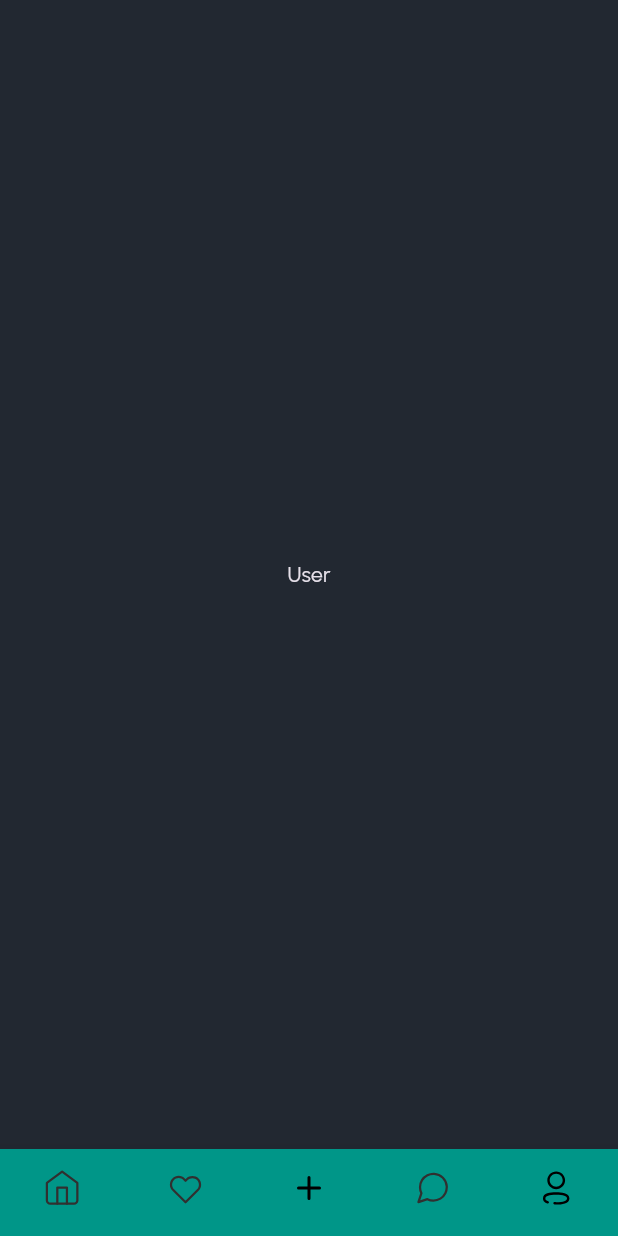
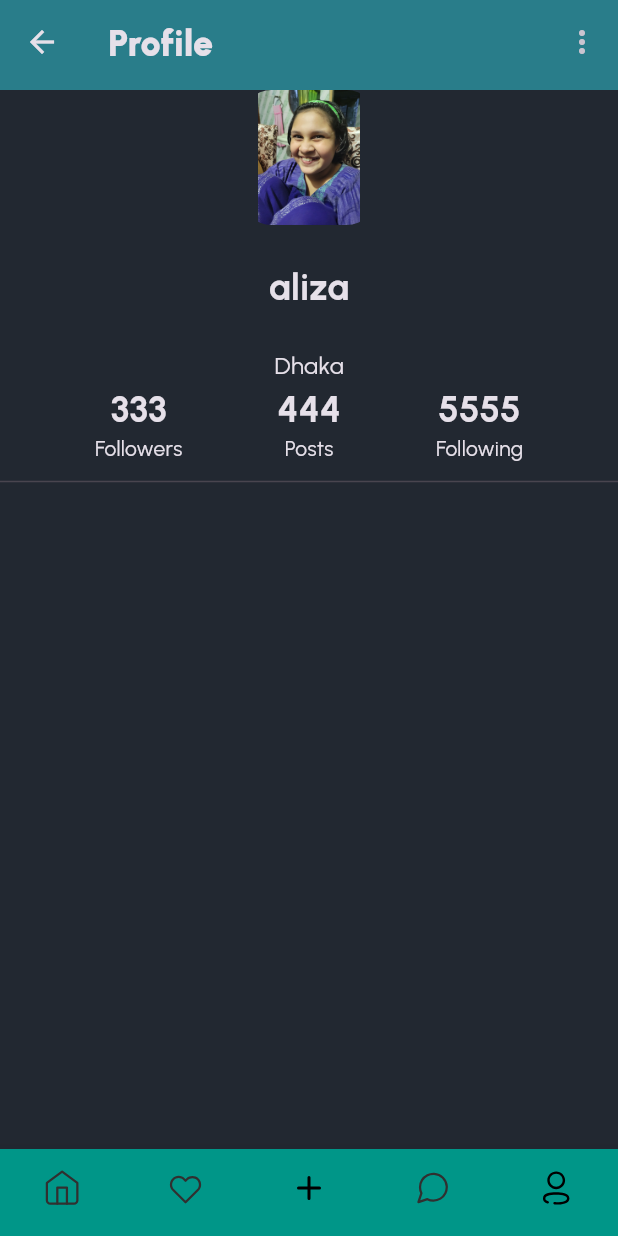
Before and after one commit to aluffyy/Hashi, a Flutter app: the MainPage screen opened by its route, item 5 of the bottom bar chosen, on a phone screen of 412 x 824 dp. Run offline on Flutter 3.47's test engine with Material 3 defaults, Android fonts, the phone set to English and light mode, and no system bars; our stand-ins replace flutter_svg; project files that could hold a hidden picture were left out.

Commit message:
Initial commit

```diff
--- /dev/null
+++ b/lib/components/toolbar.dart
@@ -0,0 +1,32 @@
+import 'package:flutter/material.dart';
+
+import '../styles/app_colors.dart';
+import '../styles/app_text.dart';
+
+class Toolbar extends StatelessWidget implements PreferredSizeWidget {
+  final String title;
+  final List<Widget>? actions;
+
+  const Toolbar({super.key, required this.title, this.actions});
+
+  @override
+  Widget build(BuildContext context) {
+    return AppBar(
+      backgroundColor: AppColors.disableButton,
+      elevation: 255,
+      title: Text(
+        title,
+        style: AppText.header1,
+        selectionColor: AppColors.disableFont,
+        // TextStyle(
+        //   color: AppColors.disableFont,
+        // ),
+      ),
+      centerTitle: false,
+      actions: actions,
+    );
+  }
+
+  @override
+  Size get preferredSize => const Size.fromHeight(60);
+}
--- a/lib/main.dart
+++ b/lib/main.dart
@@ -1,9 +1,5 @@
+import 'package:Hashi/pages/edit_profile_page.dart';
 import 'package:flutter/material.dart';
-
-// import 'package:loremipsum/pages/home_page.dart';
-// import 'package:loremipsum/pages/login_page.dart';
-// import 'package:loremipsum/pages/main_page.dart';
-// import 'package:loremipsum/styles/app_colors.dart';
 
 import 'pages/home_page.dart';
 import 'pages/login_page.dart';
@@ -30,6 +26,7 @@ class MyApp extends StatelessWidget {
         '/': (context) => LoginPage(),
         '/home': (context) => HomePage(),
         '/main': (context) => MainPage(),
+        '/edit_profile': (context) => EditProfilePage(),
       },
     );
   }
--- a/lib/pages/main_page.dart
+++ b/lib/pages/main_page.dart
@@ -1,4 +1,5 @@
 import 'package:Hashi/pages/home_page.dart';
+import 'package:Hashi/pages/profile_page.dart';
 import 'package:flutter/material.dart';
 import 'package:flutter_svg/flutter_svg.dart';
 
@@ -57,8 +58,6 @@ class _MainPageState extends State<MainPage> {
     Center(
       child: Text('Messages'),
     ),
-    Center(
-      child: Text('User'),
-    ),
+    ProfilePage(),
   ];
 }
--- /dev/null
+++ b/lib/pages/profile_page.dart
@@ -0,0 +1,109 @@
+import 'package:Hashi/components/toolbar.dart';
+import 'package:Hashi/styles/app_text.dart';
+import 'package:flutter/material.dart';
+
+enum ProfileMenu { edit, logout }
+
+class ProfilePage extends StatelessWidget {
+  const ProfilePage({super.key});
+
+  @override
+  Widget build(BuildContext context) {
+    return Scaffold(
+      appBar: Toolbar(
+        title: 'Profile',
+        actions: [
+          PopupMenuButton<ProfileMenu>(
+            onSelected: (value) {
+              switch (value) {
+                case ProfileMenu.edit:
+                  Navigator.of(context).pushNamed('/edit_profile');
+                  break;
+                case ProfileMenu.logout:
+                  break;
+                default:
+              }
+            },
+            icon: const Icon(Icons.more_vert_rounded),
+            itemBuilder: (context) {
+              return [
+                const PopupMenuItem(
+                  child: Text('Edit'),
+                  value: ProfileMenu.edit,
+                ),
+                const PopupMenuItem(
+                  child: Text('Log out'),
+                  value: ProfileMenu.logout,
+                ),
+              ];
+            },
+          ),
+        ],
+      ),
+      body: Column(
+        children: [
+          ClipRRect(
+            borderRadius: BorderRadius.all(
+              Radius.circular(20),
+            ),
+            child: Image.asset(
+              'assets/temp/user1.jpg',
+              width: 90,
+              height: 90,
+            ),
+          ),
+          const SizedBox(
+            height: 24,
+          ),
+          const Text(
+            'aliza',
+            style: AppText.header2,
+          ),
+          const SizedBox(
+            height: 24,
+          ),
+          const Text(
+            'Dhaka',
+            style: AppText.subtitle3,
+          ),
+          const Row(
+            mainAxisAlignment: MainAxisAlignment.spaceEvenly,
+            children: [
+              Column(
+                children: [
+                  Text(
+                    '333',
+                    style: AppText.header2,
+                  ),
+                  Text('Followers')
+                ],
+              ),
+              Column(
+                children: [
+                  Text(
+                    '444',
+                    style: AppText.header2,
+                  ),
+                  Text('Posts')
+                ],
+              ),
+              Column(
+                children: [
+                  Text(
+                    '5555',
+                    style: AppText.header2,
+                  ),
+                  Text('Following')
+                ],
+              ),
+            ],
+          ),
+          const Divider(
+            thickness: 1,
+            height: 24,
+          ),
+        ],
+      ),
+    );
+  }
+}
--- a/pubspec.yaml
+++ b/pubspec.yaml
@@ -36,6 +36,7 @@ dependencies:
   # The following adds the Cupertino Icons font to your application.
   # Use with the CupertinoIcons class for iOS style icons.
   cupertino_icons: ^1.0.6
+  flutter_launcher_icons: ^0.13.1
 
 dev_dependencies:
   flutter_test:
```
Also changed, not shown: lib/components/app_text_field.dart (added, +23 -0 lines), lib/pages/edit_profile_page.dart (added, +22 -0 lines), lib/pages/home_page.dart (+8 -12 lines), pubspec.lock.
